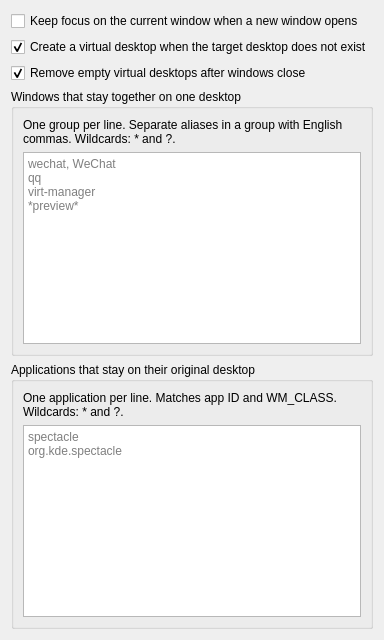
pai535Huang/Kwindow-spread, file contents/ui/config.ui: the form before one commit.
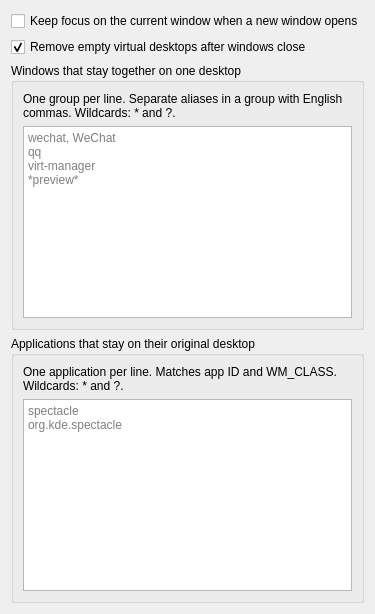
The form after the commit.

Commit message: Drop legacy desktop creation compatibility

The edit to the form file:
```diff
--- a/contents/ui/config.ui
+++ b/contents/ui/config.ui
@@ -13,16 +13,6 @@
      </property>
     </widget>
    </item>
-   <item>
-    <widget class="QCheckBox" name="kcfg_CreateVirtualDesktops">
-     <property name="text">
-      <string>Create a virtual desktop when the target desktop does not exist</string>
-     </property>
-     <property name="checked">
-      <bool>true</bool>
-     </property>
-    </widget>
-   </item>
     <item>
      <widget class="QCheckBox" name="kcfg_RemoveEmptyVirtualDesktops">
       <property name="text">
```
The commit also changes 4 other files.
